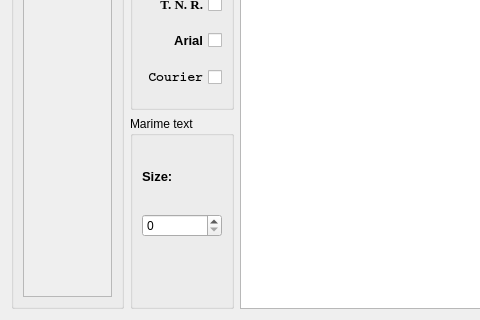
First picture: the form in ui/EmailInterface.ui, repository GabyUnalaq/UNI_CRM_Project, before the edit; both pictures show x 0 to 480 and y 330 to 650 of the 1000 by 650 pixel window.
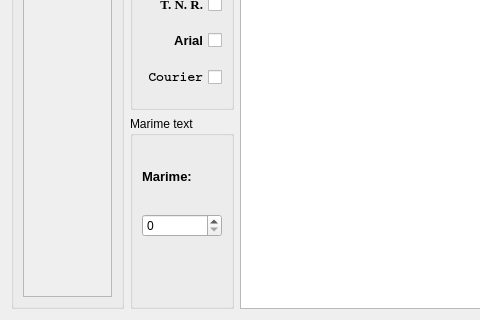
Second picture: the form after the edit.

```diff
--- a/ui/EmailInterface.ui
+++ b/ui/EmailInterface.ui
@@ -337,7 +337,7 @@
                  </font>
                 </property>
                 <property name="text">
-                 <string>Size:</string>
+                 <string>Marime:</string>
                 </property>
                </widget>
               </item>
```
